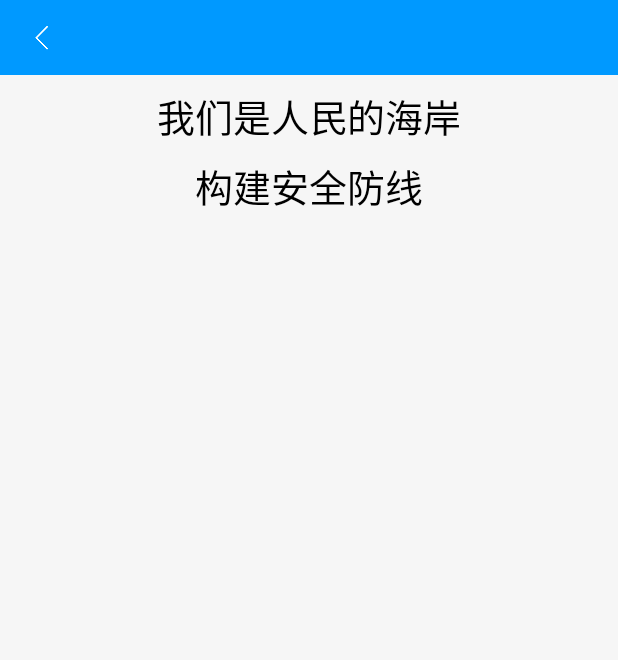
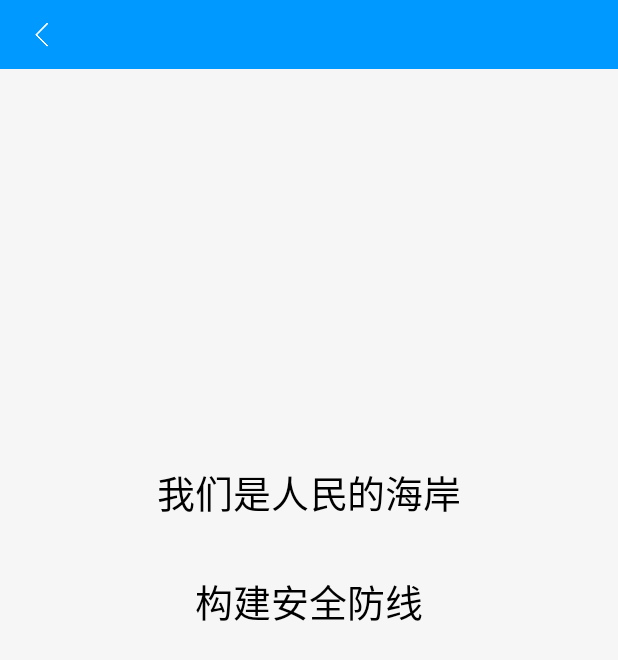
Before and after one commit to HicoderDR/HLAPP, an Android app: the AboutUs screen opened directly, with no data from a screen before it, on a phone screen of 412 x 824 dp. Shown: the top 660 px of the screen. Run offline under Robolectric (Android 15) with nearby library versions, the phone set to English and light mode, and no system bars; Roboto replaces fonts that are not available here.

Commit message:
适配问题修正

```diff
--- a/app/src/main/java/com/example/jsrgjhl/hlapp/Activity/MapActivity.java
+++ b/app/src/main/java/com/example/jsrgjhl/hlapp/Activity/MapActivity.java
@@ -56,6 +56,7 @@ public class MapActivity extends AppCompatActivity implements AMap.OnMapClickLis
     @Override
     protected void onCreate(Bundle savedInstanceState) {
         super.onCreate(savedInstanceState);
+       /*
         getWindow().requestFeature(Window.FEATURE_NO_TITLE);
         if(Build.VERSION.SDK_INT >= Build.VERSION_CODES.LOLLIPOP) {
             Window window = getWindow();
@@ -64,7 +65,7 @@ public class MapActivity extends AppCompatActivity implements AMap.OnMapClickLis
             window.addFlags(WindowManager.LayoutParams.FLAG_DRAWS_SYSTEM_BAR_BACKGROUNDS);
             window.setStatusBarColor(Color.TRANSPARENT);
             window.setNavigationBarColor(Color.TRANSPARENT);
-        }
+        }*/
         setContentView(R.layout.activity_map);
 
         //获取地图控件引用
--- a/app/src/main/res/layout/activity_about_us.xml
+++ b/app/src/main/res/layout/activity_about_us.xml
@@ -9,7 +9,7 @@
     <android.support.v7.widget.Toolbar
         android:id="@+id/aboutUsBar"
         android:layout_width="match_parent"
-        android:layout_height="50dp"
+        android:layout_height="@dimen/dp_40"
         android:minHeight="?attr/actionBarSize"
         android:background="?attr/colorPrimary"
         app:navigationIcon="@mipmap/back7"
@@ -18,7 +18,7 @@
     </android.support.v7.widget.Toolbar>
     <View
         android:layout_width="match_parent"
-        android:layout_height="@dimen/y400" />
+        android:layout_height="@dimen/dp_230" />
 
         <TextView
             android:gravity="center_horizontal"
@@ -29,7 +29,7 @@
             android:text="@string/aboutus"/>
 
         <TextView
-            android:layout_marginTop="@dimen/x37"
+            android:layout_marginTop="@dimen/dp_30"
             android:layout_width="match_parent"
             android:layout_height="wrap_content"
             android:textSize="25sp"
--- a/app/src/main/res/layout/activity_about_version.xml
+++ b/app/src/main/res/layout/activity_about_version.xml
@@ -9,7 +9,7 @@
     <android.support.v7.widget.Toolbar
         android:id="@+id/aboutVersionBar"
         android:layout_width="match_parent"
-        android:layout_height="50dp"
+        android:layout_height="@dimen/dp_40"
         android:minHeight="?attr/actionBarSize"
         android:background="?attr/colorPrimary"
         app:navigationIcon="@mipmap/back7"
@@ -18,7 +18,7 @@
     </android.support.v7.widget.Toolbar>
     <View
         android:layout_width="match_parent"
-        android:layout_height="@dimen/y400" />
+        android:layout_height="@dimen/dp_230" />
 
     <ImageView
         android:layout_gravity="center_horizontal"
@@ -27,7 +27,7 @@
         android:src="@mipmap/ic_launcher"/>
     <View
         android:layout_width="match_parent"
-        android:layout_height="@dimen/x37" />
+        android:layout_height="@dimen/dp_30" />
     <TextView
         android:layout_width="match_parent"
         android:layout_height="wrap_content"
--- a/app/src/main/res/layout/activity_device_list.xml
+++ b/app/src/main/res/layout/activity_device_list.xml
@@ -8,7 +8,7 @@
     <android.support.v7.widget.Toolbar
         android:id="@+id/deviece_list_toolbar"
         android:layout_width="match_parent"
-        android:layout_height="50dp"
+        android:layout_height="@dimen/dp_40"
         android:background="?attr/colorPrimary"
         android:minHeight="?attr/actionBarSize"
         app:navigationIcon="@mipmap/back7"
--- a/app/src/main/res/layout/activity_device_situation.xml
+++ b/app/src/main/res/layout/activity_device_situation.xml
@@ -8,7 +8,7 @@
     <android.support.v7.widget.Toolbar
         android:id="@+id/devicesituationbar"
         android:layout_width="match_parent"
-        android:layout_height="50dp"
+        android:layout_height="@dimen/dp_40"
         android:minHeight="?attr/actionBarSize"
         android:background="?attr/colorPrimary"
         app:navigationIcon="@mipmap/back7"
--- a/app/src/main/res/layout/activity_person.xml
+++ b/app/src/main/res/layout/activity_person.xml
@@ -9,7 +9,7 @@
     <android.support.v7.widget.Toolbar
         android:id="@+id/personalSettingBar"
         android:layout_width="match_parent"
-        android:layout_height="50dp"
+        android:layout_height="@dimen/dp_40"
         android:minHeight="?attr/actionBarSize"
         android:background="?attr/colorPrimary"
         app:navigationIcon="@mipmap/back7"
--- a/app/src/main/res/values/strings.xml
+++ b/app/src/main/res/values/strings.xml
@@ -1,5 +1,5 @@
 <resources>
-    <string name="app_name">机场安防</string>
+    <string name="app_name">围界安防</string>
     <string name="account">请输入账号</string>
     <string name="password">请输入密码</string>
     <string name="check_password">记住密码</string>
```
